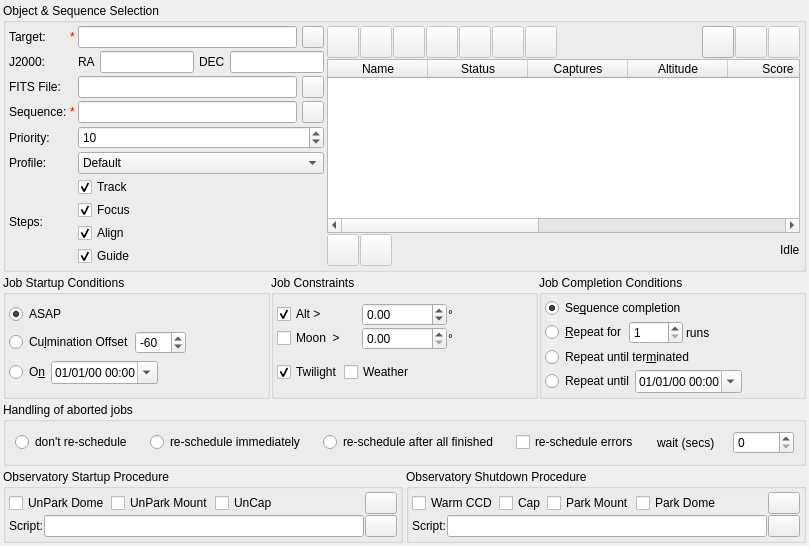
Old version of the form kstars/ekos/scheduler/scheduler.ui in the repository sterne-jaeger/kstars.
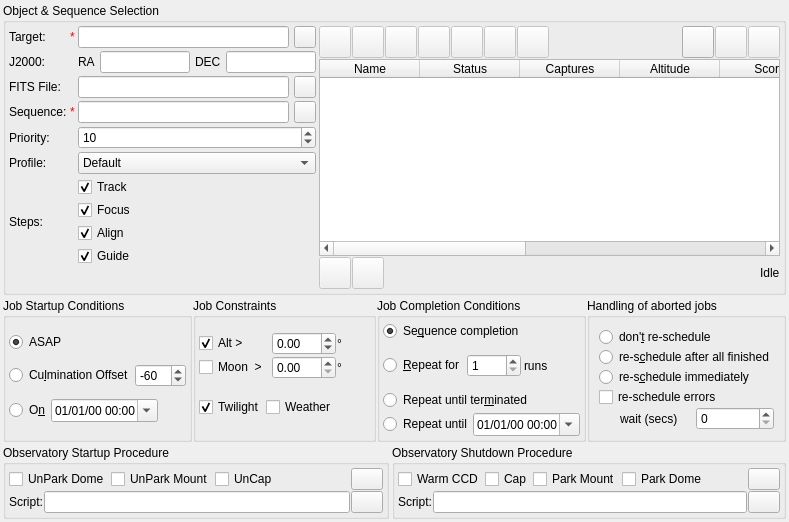
New version of the form. Custom widgets are drawn as their Qt base class.

Commit message: Scheduler layout improved

Diff of the .ui file:
```diff
--- a/kstars/ekos/scheduler/scheduler.ui
+++ b/kstars/ekos/scheduler/scheduler.ui
@@ -1321,18 +1321,10 @@
        </layout>
       </widget>
      </item>
-    </layout>
-   </item>
    <item>
     <widget class="QGroupBox" name="errorHandlingGroup">
      <property name="toolTip">
-      <string>&lt;html&gt;&lt;head/&gt;&lt;body&gt;&lt;p&gt;Define what should happen when a job steps into an error or aborts:&lt;/p&gt;
-&lt;ul&gt;
-&lt;li&gt;&lt;b&gt;don't restart&lt;/b&gt;: Don't restart the job in case of an error or an abort.&lt;/li&gt;
-&lt;li&gt;&lt;b&gt;re-schedule after all terminated&lt;/b&gt;: If a job gets aborted, the scheduler will only re-schedule it if when all jobs are finished or aborted. If this is the case, the scheduler re-schedules all aborted jobs and sleeps for the given delay.&lt;/li&gt;
-&lt;li&gt;&lt;b&gt;re-schedule immediately&lt;/b&gt;: As soon as a job gets aborted, the scheduler will re-schedule it and waits the given delay.&lt;/li&gt;
-&lt;/ul&gt;
-&lt;/body&gt;&lt;/html&gt;</string>
+        <string>&lt;html&gt;&lt;head/&gt;&lt;body&gt;&lt;p&gt;Define what should happen when a job steps into an error or aborts:&lt;/p&gt;&lt;ul style=&quot;margin-top: 0px; margin-bottom: 0px; margin-left: 0px; margin-right: 0px; -qt-list-indent: 1;&quot;&gt;&lt;li style=&quot; margin-top:12px; margin-bottom:0px; margin-left:0px; margin-right:0px; -qt-block-indent:0; text-indent:0px;&quot;&gt;&lt;span style=&quot; font-weight:600;&quot;&gt;don't restart&lt;/span&gt;: Don't restart the job in case of an error or an abort.&lt;/li&gt;&lt;li style=&quot; margin-top:0px; margin-bottom:0px; margin-left:0px; margin-right:0px; -qt-block-indent:0; text-indent:0px;&quot;&gt;&lt;span style=&quot; font-weight:600;&quot;&gt;re-schedule after all terminated&lt;/span&gt;: If a job gets aborted, the scheduler will only re-schedule it if when all jobs are finished or aborted. If this is the case, the scheduler re-schedules all aborted jobs and sleeps for the given delay.&lt;/li&gt;&lt;li style=&quot; margin-top:0px; margin-bottom:12px; margin-left:0px; margin-right:0px; -qt-block-indent:0; text-indent:0px;&quot;&gt;&lt;span style=&quot; font-weight:600;&quot;&gt;re-schedule immediately&lt;/span&gt;: As soon as a job gets aborted, the scheduler will re-schedule it and waits the given delay.&lt;/li&gt;&lt;/ul&gt;&lt;p&gt;If the option for re-scheduling errors is selected, errors are handled like aborts. Otherwise, jobs that step into an error are never re-scheduled.&lt;/p&gt;&lt;/body&gt;&lt;/html&gt;</string>
      </property>
      <property name="title">
       <string>Handling of aborted jobs</string>
@@ -1344,37 +1336,13 @@
       <property name="verticalSpacing">
        <number>0</number>
       </property>
-      <item row="0" column="5">
-       <widget class="QLabel" name="errorHandlingWaitLabel">
-        <property name="text">
-         <string>wait (secs)</string>
-        </property>
-       </widget>
-      </item>
       <item row="0" column="0" colspan="2">
        <widget class="QRadioButton" name="errorHandlingDontRestartButton">
-        <property name="text">
-         <string>don't re-schedule</string>
-        </property>
-        <attribute name="buttonGroup">
-         <string notr="true">errorHandlingButtonGroup</string>
-        </attribute>
-       </widget>
-      </item>
-      <item row="0" column="2">
-       <widget class="QRadioButton" name="errorHandlingRestartImmediatelyButton">
+          <property name="toolTip">
+           <string>Do not re-schedule aborted jobs.</string>
+          </property>
         <property name="text">
-         <string>re-schedule immediately</string>
-        </property>
-        <attribute name="buttonGroup">
-         <string notr="true">errorHandlingButtonGroup</string>
-        </attribute>
-       </widget>
-      </item>
-      <item row="0" column="3">
-       <widget class="QRadioButton" name="errorHandlingRestartAfterAllButton">
-        <property name="text">
-         <string>re-schedule after all finished</string>
+           <string>don'&amp;t re-schedule</string>
         </property>
         <attribute name="buttonGroup">
          <string notr="true">errorHandlingButtonGroup</string>
@@ -1394,8 +1362,57 @@
         </property>
        </spacer>
       </item>
-      <item row="0" column="6">
+        <item row="1" column="0" colspan="2">
+         <widget class="QRadioButton" name="errorHandlingRestartAfterAllButton">
+          <property name="toolTip">
+           <string>Re-schedule aborted jobs as soon as all executable jobs are either completed or aborted.</string>
+          </property>
+          <property name="text">
+           <string>re-s&amp;chedule after all finished</string>
+          </property>
+          <attribute name="buttonGroup">
+           <string notr="true">errorHandlingButtonGroup</string>
+          </attribute>
+         </widget>
+        </item>
+        <item row="3" column="0" colspan="2">
+         <widget class="QCheckBox" name="errorHandlingRescheduleErrorsCB">
+          <property name="toolTip">
+           <string>Treat errors like aborts.</string>
+          </property>
+          <property name="text">
+           <string>re-schedule errors</string>
+          </property>
+         </widget>
+        </item>
+        <item row="5" column="0" alignment="Qt::AlignRight">
+         <widget class="QLabel" name="errorHandlingWaitLabel">
+          <property name="toolTip">
+           <string>Delay how long should be waited until an aborted job will be restarted.</string>
+          </property>
+          <property name="text">
+           <string>wait (secs)</string>
+          </property>
+         </widget>
+        </item>
+        <item row="2" column="0" colspan="2">
+         <widget class="QRadioButton" name="errorHandlingRestartImmediatelyButton">
+          <property name="toolTip">
+           <string>Re-schedule an aborted job immediately.</string>
+          </property>
+          <property name="text">
+           <string>re-s&amp;chedule immediately</string>
+          </property>
+          <attribute name="buttonGroup">
+           <string notr="true">errorHandlingButtonGroup</string>
+          </attribute>
+         </widget>
+        </item>
+        <item row="5" column="1">
        <widget class="QSpinBox" name="errorHandlingDelaySB">
+          <property name="toolTip">
+           <string>Delay in seconds.</string>
+          </property>
         <property name="maximum">
          <number>10000</number>
         </property>
@@ -1404,15 +1421,10 @@
         </property>
        </widget>
       </item>
-      <item row="0" column="4">
-       <widget class="QCheckBox" name="errorHandlingRescheduleErrorsCB">
-        <property name="text">
-         <string>re-schedule errors</string>
-        </property>
+       </layout>
        </widget>
       </item>
      </layout>
-    </widget>
    </item>
    <item>
     <layout class="QGridLayout" name="schedulerSettingsGroup">
```
Left out of the diff: 34 changed lines with no effect on the pictures. Lines whose indentation alone changed are shown as unchanged.
